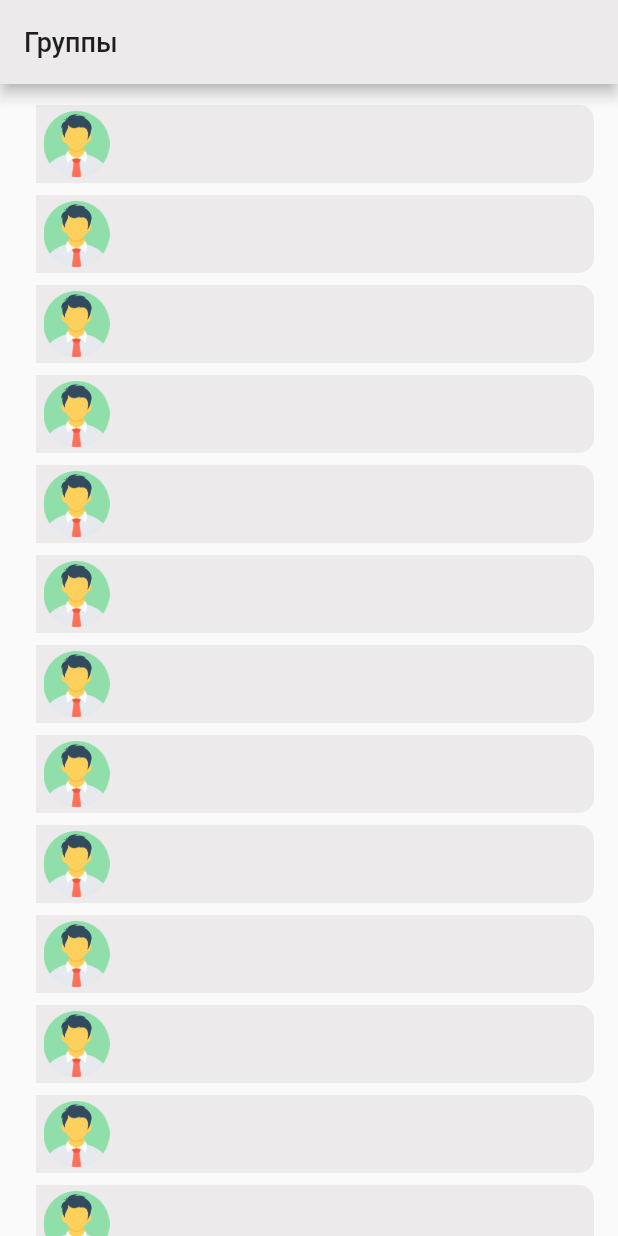
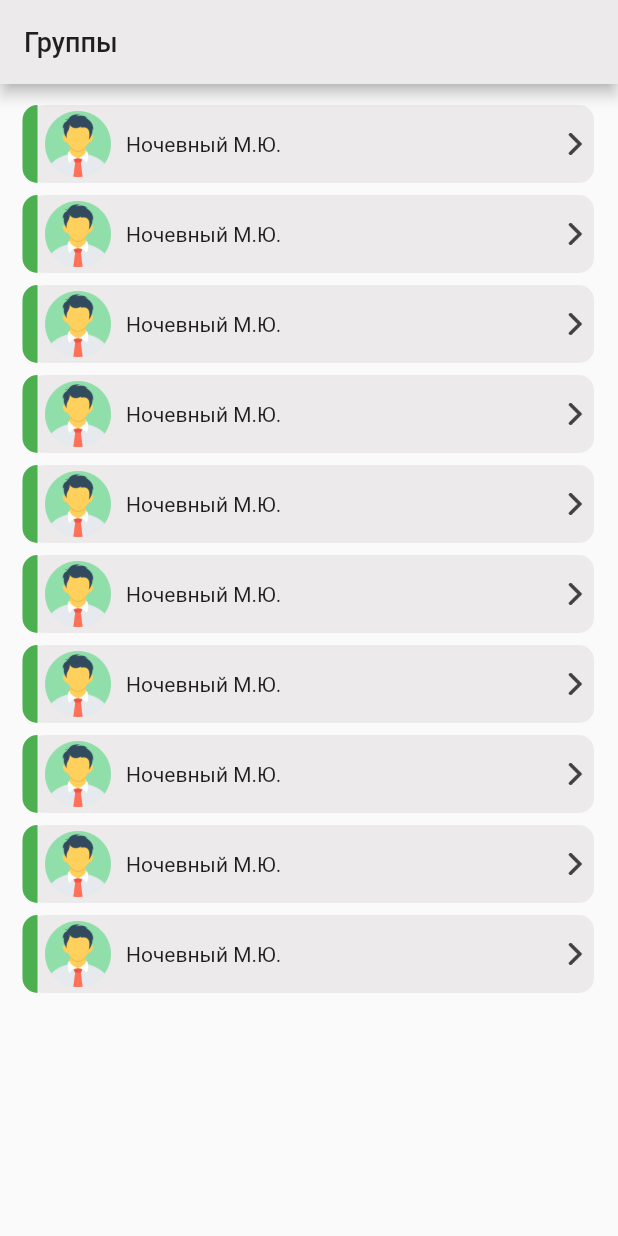
Before and after one commit to Velp6268/AppHealthStatus, a Flutter app: the Group screen opened directly, on a phone screen of 412 x 824 dp. Run offline on Flutter 3.47's test engine with Material 2 defaults, Android fonts, the phone set to English and light mode, and no system bars.

Commit message:
process0.15

```diff
--- a/lib/Frames/Group.dart
+++ b/lib/Frames/Group.dart
@@ -1,7 +1,8 @@
-
 import 'package:flutter/cupertino.dart';
 import 'package:flutter/material.dart';
 import 'package:health_status/resources/resources.dart';
+import 'package:health_status/Theme/app_colors.dart';
+
 
 class Group extends StatelessWidget {
   const Group({Key? key}) : super(key: key);
@@ -16,31 +17,84 @@ class Group extends StatelessWidget {
       ),
       body: Stack(
         children: [
+          ///Лист
           ListView.builder(
             padding: const EdgeInsets.only(top: 6),
-            itemCount: 26,
+            itemCount: 10,
             itemExtent: 60,
             itemBuilder: (BuildContext context, int index) {
               return Container(
-                padding: const EdgeInsets.fromLTRB(24, 8, 16, 0), ///отвечает за отступы///
+                ///отвечает за отступы Элемента списка от краев
+                padding: const EdgeInsets.fromLTRB(15, 8, 16, 0),
+
                 child: DecoratedBox(
                   decoration: BoxDecoration(
                       border: Border.all(
-                          color: const Color.fromRGBO(236, 234, 234, 1)),
-                      borderRadius: const BorderRadius.horizontal(
-                          right: Radius.circular(10)),
-                      color: const Color.fromRGBO(236, 234, 234, 1)),
+                          color: AppColors.mainGrey
+                      ),
+                      ///Окружность краев Элемента списка
+                      borderRadius: const BorderRadius.only(
+                          topRight: Radius.circular(10),
+                          bottomRight: Radius.circular(10),
+                          topLeft: Radius.circular(15),
+                          bottomLeft: Radius.circular(15)
+                      ),
+                      color: AppColors.mainGrey
+                  ),
                   child: Row(
-                    children: const [
-                      Padding(
-                        padding: EdgeInsets.only(left: 5), ///меняем рассположение авы///
+                    children: [
+                      Container(
+                        ///контейнер отвечающий за полоску здоровья
+                        decoration: const BoxDecoration(
+                          borderRadius: BorderRadius.horizontal(
+                            left: Radius.circular(15),
+                          ),
+                          color: Colors.green,
+                        ),
+                        width: 10,
                       ),
-                      Image(
-                          image: AssetImage(AppImages.man),
-                          width: 44,
-                          height: 44,
+
+                        ///Делаем отступ
+                      const Padding(
+                        padding: EdgeInsets.only(left: 5),
+                      ),
+
+                      ///Аватарка
+                      const Image(
+                        image: AssetImage(AppImages.man),
+                        width: 44,
+                        height: 44,
+                      ),
+
+                        ///Отступ с лева от авы, для шрифта
+                      const Padding(
+                        padding: EdgeInsets.only(left: 10),
+                      ),
+                      ///Контейнер в котором хранится колонка с текстом
+                      Container(
+                        width: 270,
+                        child: Column(
+                          crossAxisAlignment: CrossAxisAlignment.start,
+                          children: const [
+                            SizedBox(height: 18),
+                            Text('Ночевный М.Ю.')
+                          ],
+
+                        ),
+                      ),
+                      ///Отступ от контейнера для поинтера
+                      const Padding(
+                        padding: EdgeInsets.only(left: 22),
 
                       ),
+                        ///Картинка указателя
+                        Image(
+                        image: AssetImage(AppImages.pointer),
+                        width: 15,
+                        height: 15,
+                        )
+
+
                     ],
                   ),
                 ),
--- a/lib/Theme/app_colors.dart
+++ b/lib/Theme/app_colors.dart
@@ -3,4 +3,7 @@ import 'package:flutter/material.dart';
 abstract class AppColors{
   static const mainGrey = Color.fromRGBO(236, 234, 234, 1);
   static const iconColor = Color.fromRGBO(0, 0, 0, 1);
+  static const statusHealthy = Color.fromRGBO(9, 188, 81, 1);
+  static const statusUnHealthy = Color.fromRGBO(255, 54, 54, 1);
+  static const statusAnother = Color.fromRGBO(67, 67, 67, 1);
 }
--- a/lib/main.dart
+++ b/lib/main.dart
@@ -12,15 +12,10 @@ void main() {
       theme: ThemeData(
         appBarTheme: const AppBarTheme(
           backgroundColor: AppColors.mainGrey
-
         ),
-
-
       bottomNavigationBarTheme: const BottomNavigationBarThemeData(
           backgroundColor: AppColors.mainGrey,
           selectedItemColor: AppColors.iconColor,
-
-
         ),
       ),
       routes:{
--- a/lib/main_screen_widget.dart
+++ b/lib/main_screen_widget.dart
@@ -34,11 +34,12 @@ class _MainScreenWidgetState extends State<MainScreenWidget> {
   @override
   Widget build(BuildContext context) {
     return Scaffold(
-
-      body: Center(child: _widgetOptions[_selectedTab]),
+      body: Center(
+          child: _widgetOptions[_selectedTab]
+      ),
       bottomNavigationBar: BottomNavigationBar(
         currentIndex: _selectedTab,
-        iconSize: 28.0,
+        iconSize: 25.0,
         items: const [
           BottomNavigationBarItem(
             icon: Icon(
@@ -48,8 +49,8 @@ class _MainScreenWidgetState extends State<MainScreenWidget> {
           ),
           BottomNavigationBarItem(
             icon: Icon(
-                Icons.heart_broken,
-                size: 34
+              size: 30,
+                Icons.heart_broken
             ),
             label: '',
           ),
--- a/lib/resources/app_images.dart
+++ b/lib/resources/app_images.dart
@@ -4,4 +4,5 @@ class AppImages {
   AppImages._();
 
   static const String man = 'images/man.png';
+  static const String pointer = 'images/pointer.png';
 }
```
Also changed, not shown: images/pointer.png (added), 1 other file.
